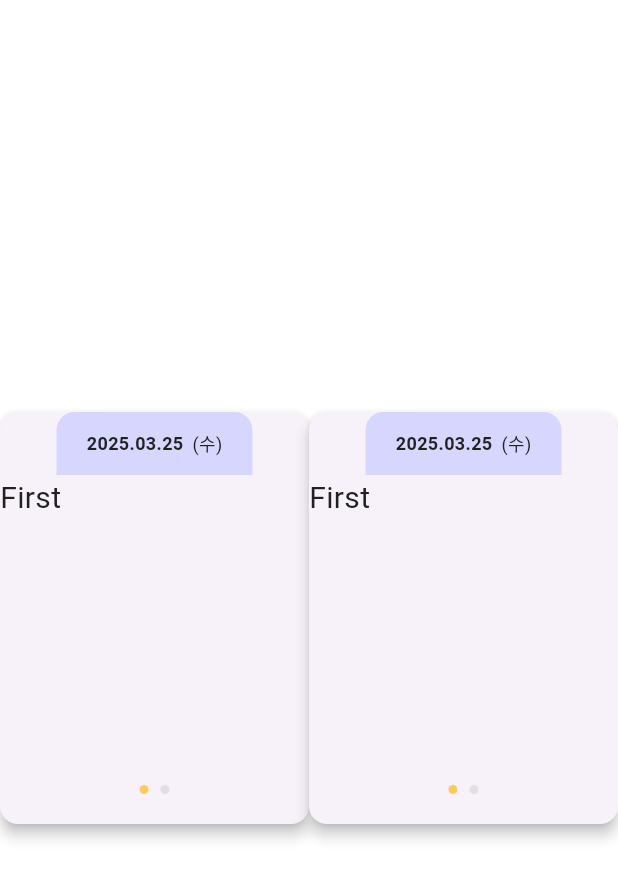
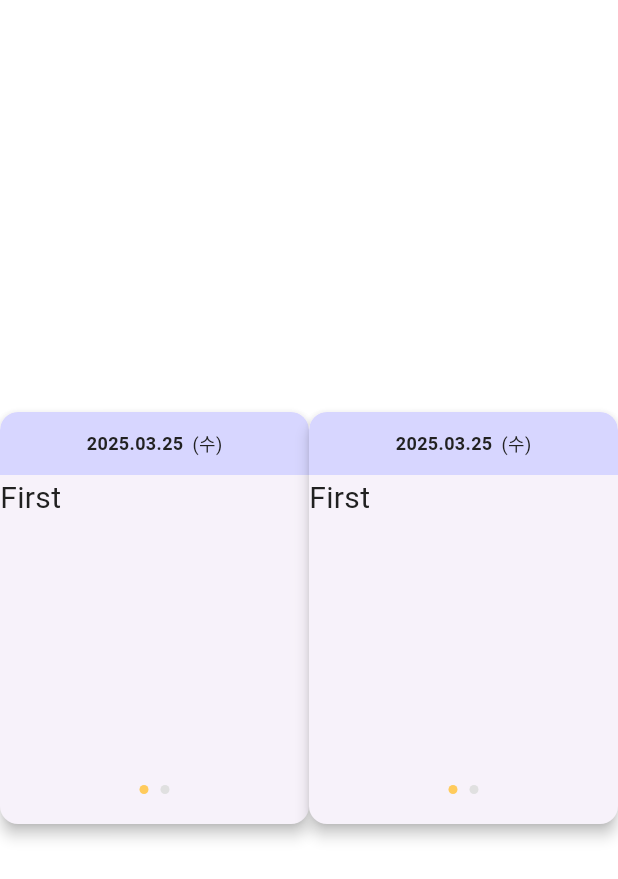
Before and after one commit to kbh97102/Fillsa_flutter, a Flutter app: the screen it shows after launch, on a phone screen of 412 x 824 dp. Shown: the top 879 px of the screen. Run offline on Flutter 3.47's test engine with Material 3 defaults, Android fonts, the phone set to English and light mode, and no system bars; drawn by our look-alikes of smooth_page_indicator; our stand-ins replace flutter_svg, go_router, table_calendar; Roboto replaces fonts that are missing (Pretendard).

Commit message:
feat: 헤더 width 크기제약 수정

```diff
--- a/lib/ui/list/quote_list_item_header.dart
+++ b/lib/ui/list/quote_list_item_header.dart
@@ -16,7 +16,7 @@ class QuoteListItemHeader extends StatelessWidget {
         ), // 둥근 모서리
       ),
       child: Row(
-        mainAxisSize: MainAxisSize.min, // ✅ 텍스트 크기만큼만 차지
+        mainAxisAlignment: MainAxisAlignment.center,
         children: [
           Text("2025.03.25", style: context.fillsaTypo.buttonXSmallBold),
           const SizedBox(width: 6),
```
